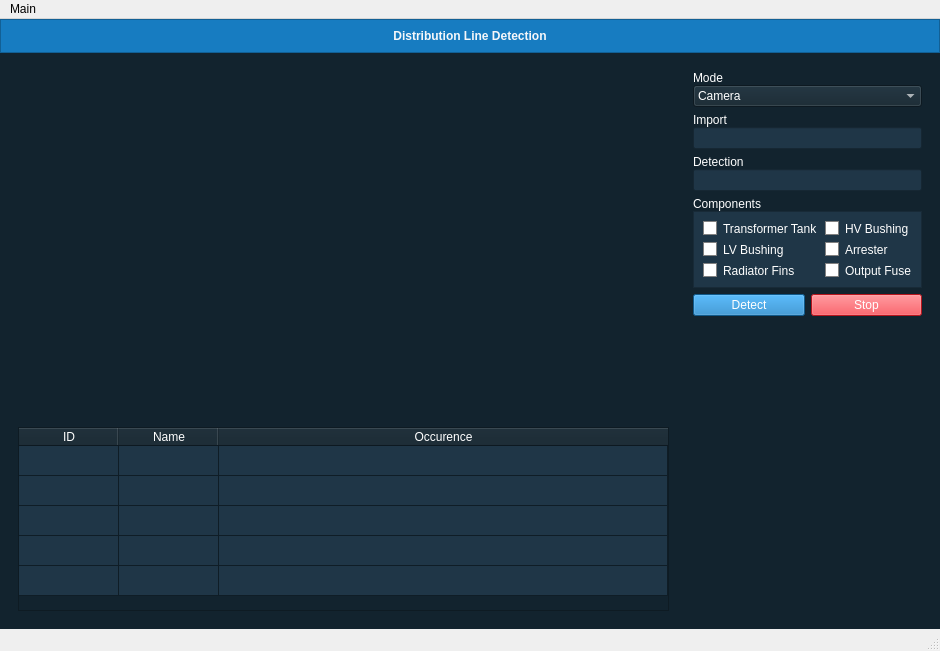
RielJ/msuiit-transformers-gui, file ui_main.ui: the form before one commit.
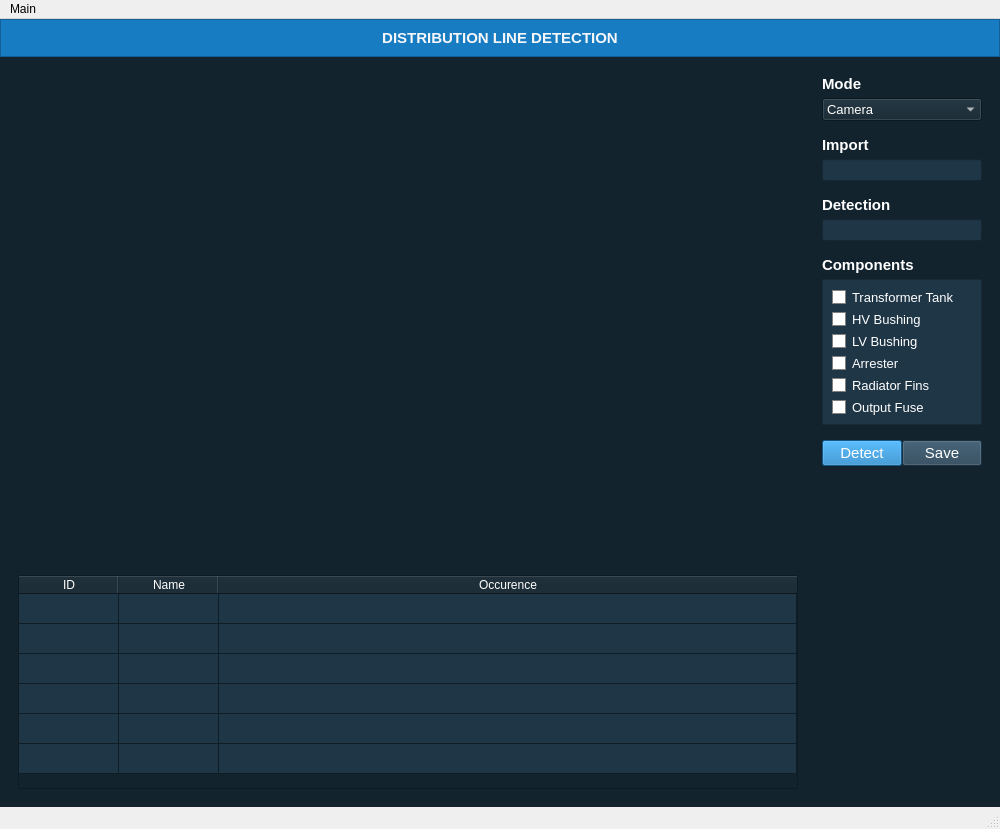
The form after the commit. Icons and pictures are not drawn.

```diff
--- a/ui_main.ui
+++ b/ui_main.ui
@@ -6,8 +6,8 @@
    <rect>
     <x>0</x>
     <y>0</y>
-    <width>940</width>
-    <height>651</height>
+    <width>1000</width>
+    <height>829</height>
    </rect>
   </property>
   <property name="windowTitle">
@@ -47,13 +47,20 @@
       <layout class="QGridLayout" name="gridLayout_6">
        <item row="0" column="0">
         <widget class="QLabel" name="label_header">
+         <property name="font">
+          <font>
+           <pointsize>11</pointsize>
+           <weight>75</weight>
+           <bold>true</bold>
+          </font>
+         </property>
          <property name="styleSheet">
           <string notr="true">color: rgb(245, 247, 250);
 font-weight: bold;
 </string>
          </property>
          <property name="text">
-          <string>Distribution Line Detection</string>
+          <string>DISTRIBUTION LINE DETECTION</string>
          </property>
          <property name="alignment">
           <set>Qt::AlignCenter</set>
@@ -132,6 +139,9 @@
            <layout class="QGridLayout" name="gridLayout_3">
             <item row="0" column="0">
              <widget class="QTableWidget" name="prediction_table">
+              <property name="autoFillBackground">
+               <bool>false</bool>
+              </property>
               <property name="styleSheet">
                <string notr="true">::item{
 background-color: #1F3647;
@@ -152,9 +162,18 @@
               <property name="textElideMode">
                <enum>Qt::ElideLeft</enum>
               </property>
+              <property name="showGrid">
+               <bool>true</bool>
+              </property>
+              <property name="wordWrap">
+               <bool>false</bool>
+              </property>
               <property name="cornerButtonEnabled">
                <bool>false</bool>
               </property>
+              <property name="rowCount">
+               <number>6</number>
+              </property>
               <attribute name="horizontalHeaderVisible">
                <bool>true</bool>
               </attribute>
@@ -201,6 +220,7 @@
                 <string>New Row</string>
                </property>
               </row>
+              <row/>
               <column>
                <property name="text">
                 <string>ID</string>
@@ -225,6 +245,9 @@
        </item>
        <item row="0" column="1">
         <layout class="QVBoxLayout" name="verticalLayout_7">
+         <property name="spacing">
+          <number>7</number>
+         </property>
          <item>
           <widget class="QFrame" name="form_frame">
            <property name="frameShape">
@@ -234,10 +257,20 @@
             <enum>QFrame::Raised</enum>
            </property>
            <layout class="QGridLayout" name="gridLayout_8">
+            <property name="verticalSpacing">
+             <number>15</number>
+            </property>
             <item row="4" column="0">
              <layout class="QHBoxLayout" name="horizontalLayout">
               <item>
                <widget class="QPushButton" name="detect_button">
+                <property name="font">
+                 <font>
+                  <pointsize>11</pointsize>
+                  <weight>50</weight>
+                  <bold>false</bold>
+                 </font>
+                </property>
                 <property name="styleSheet">
                  <string notr="true">background-color: #177CC1;</string>
                 </property>
@@ -248,11 +281,16 @@
               </item>
               <item>
                <widget class="QPushButton" name="stop_button">
+                <property name="font">
+                 <font>
+                  <pointsize>11</pointsize>
+                 </font>
+                </property>
                 <property name="styleSheet">
-                 <string notr="true">background-color: rgb(255, 29, 40);</string>
+                 <string notr="true">background-color: rgb(38,66,86);</string>
                 </property>
                 <property name="text">
-                 <string>Stop</string>
+                 <string>Save</string>
                 </property>
                </widget>
               </item>
@@ -261,10 +299,17 @@
             <item row="1" column="0">
              <layout class="QVBoxLayout" name="import_layout">
               <property name="spacing">
-               <number>0</number>
+               <number>5</number>
               </property>
               <item>
                <widget class="QLabel" name="label_import">
+                <property name="font">
+                 <font>
+                  <pointsize>11</pointsize>
+                  <weight>75</weight>
+                  <bold>true</bold>
+                 </font>
+                </property>
                 <property name="text">
                  <string>Import</string>
                 </property>
@@ -291,10 +336,17 @@
             <item row="0" column="0">
              <layout class="QVBoxLayout" name="verticalLayout">
               <property name="spacing">
-               <number>0</number>
+               <number>5</number>
               </property>
               <item>
                <widget class="QLabel" name="label_mode">
+                <property name="font">
+                 <font>
+                  <pointsize>11</pointsize>
+                  <weight>75</weight>
+                  <bold>true</bold>
+                 </font>
+                </property>
                 <property name="text">
                  <string>Mode</string>
                 </property>
@@ -302,6 +354,11 @@
               </item>
               <item>
                <widget class="QComboBox" name="combo_mode">
+                <property name="font">
+                 <font>
+                  <pointsize>10</pointsize>
+                 </font>
+                </property>
                 <item>
                  <property name="text">
                   <string>Camera</string>
@@ -324,10 +381,18 @@
             <item row="3" column="0">
              <layout class="QVBoxLayout" name="verticalLayout_4">
               <property name="spacing">
-               <number>0</number>
+               <number>5</number>
               </property>
               <item>
                <widget class="QLabel" name="label_2">
+                <property name="font">
+                 <font>
+                  <pointsize>11</pointsize>
+                  <weight>75</weight>
+                  <bold>true</bold>
+                  <kerning>true</kerning>
+                 </font>
+                </property>
                 <property name="text">
                  <string>Components</string>
                 </property>
@@ -351,8 +416,45 @@
                  <property name="spacing">
                   <number>6</number>
                  </property>
-                 <item row="2" column="0">
+                 <item row="1" column="0">
+                  <widget class="QCheckBox" name="class_1">
+                   <property name="font">
+                    <font>
+                     <pointsize>10</pointsize>
+                    </font>
+                   </property>
+                   <property name="styleSheet">
+                    <string notr="true">::indicator {
+	border: 1px solid grey;
+	background-color: #fff;
+}
+
+::indicator:checked {
+	image: url(&quot;assets/checked.png&quot;);
+	height: 1em;
+	width: 1em;
+}
+::indicator:unchecked {
+	image: url(&quot;assets/unchecked.png&quot;);
+	height: 1em;
+	width: 1em;
+}</string>
+                   </property>
+                   <property name="text">
+                    <string>HV Bushing</string>
+                   </property>
+                   <property name="checked">
+                    <bool>true</bool>
+                   </property>
+                  </widget>
+                 </item>
+                 <item row="4" column="0">
                   <widget class="QCheckBox" name="class_4">
+                   <property name="font">
+                    <font>
+                     <pointsize>10</pointsize>
+                    </font>
+                   </property>
                    <property name="styleSheet">
                     <string notr="true">::indicator {
 	border: 1px solid grey;
@@ -378,8 +480,13 @@
                    </property>
                   </widget>
                  </item>
-                 <item row="1" column="0">
+                 <item row="2" column="0">
                   <widget class="QCheckBox" name="class_2">
+                   <property name="font">
+                    <font>
+                     <pointsize>10</pointsize>
+                    </font>
+                   </property>
                    <property name="styleSheet">
                     <string notr="true">::indicator {
 	border: 1px solid grey;
@@ -405,35 +512,13 @@
                    </property>
                   </widget>
                  </item>
-                 <item row="1" column="1">
-                  <widget class="QCheckBox" name="class_3">
-                   <property name="styleSheet">
-                    <string notr="true">::indicator {
-	border: 1px solid grey;
-	background-color: #fff;
-}
-
-::indicator:checked {
-	image: url(&quot;assets/checked.png&quot;);
-	height: 1em;
-	width: 1em;
-}
-::indicator:unchecked {
-	image: url(&quot;assets/unchecked.png&quot;);
-	height: 1em;
-	width: 1em;
-}</string>
-                   </property>
-                   <property name="text">
-                    <string>Arrester</string>
-                   </property>
-                   <property name="checked">
-                    <bool>true</bool>
-                   </property>
-                  </widget>
-                 </item>
                  <item row="0" column="0">
                   <widget class="QCheckBox" name="class_0">
+                   <property name="font">
+                    <font>
+                     <pointsize>10</pointsize>
+                    </font>
+                   </property>
                    <property name="styleSheet">
                     <string notr="true">::indicator {
 	border: 1px solid grey;
@@ -459,8 +544,13 @@
                    </property>
                   </widget>
                  </item>
-                 <item row="0" column="1">
-                  <widget class="QCheckBox" name="class_1">
+                 <item row="3" column="0">
+                  <widget class="QCheckBox" name="class_3">
+                   <property name="font">
+                    <font>
+                     <pointsize>10</pointsize>
+                    </font>
+                   </property>
                    <property name="styleSheet">
                     <string notr="true">::indicator {
 	border: 1px solid grey;
@@ -479,15 +569,20 @@
 }</string>
                    </property>
                    <property name="text">
-                    <string>HV Bushing</string>
+                    <string>Arrester</string>
                    </property>
                    <property name="checked">
                     <bool>true</bool>
                    </property>
                   </widget>
                  </item>
-                 <item row="2" column="1">
+                 <item row="5" column="0">
                   <widget class="QCheckBox" name="class_5">
+                   <property name="font">
+                    <font>
+                     <pointsize>10</pointsize>
+                    </font>
+                   </property>
                    <property name="styleSheet">
                     <string notr="true">::indicator {
 	border: 1px solid grey;
@@ -521,10 +616,17 @@
             <item row="2" column="0">
              <layout class="QVBoxLayout" name="verticalLayout_3">
               <property name="spacing">
-               <number>0</number>
+               <number>5</number>
               </property>
               <item>
                <widget class="QLabel" name="label_detection">
+                <property name="font">
+                 <font>
+                  <pointsize>11</pointsize>
+                  <weight>75</weight>
+                  <bold>true</bold>
+                 </font>
+                </property>
                 <property name="text">
                  <string>Detection</string>
                 </property>
@@ -576,8 +678,8 @@
     <rect>
      <x>0</x>
      <y>0</y>
-     <width>940</width>
-     <height>20</height>
+     <width>1000</width>
+     <height>26</height>
     </rect>
    </property>
    <widget class="QMenu" name="menuMain">
```
Left out of the diff: 6 changed lines with no effect on the pictures.
